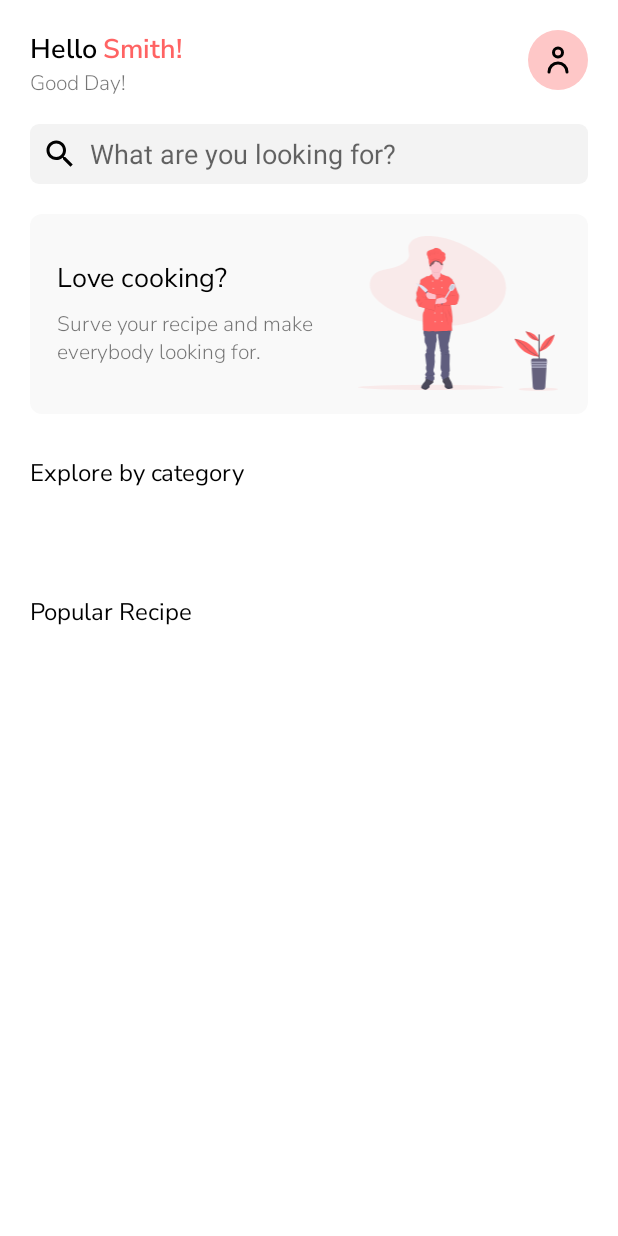
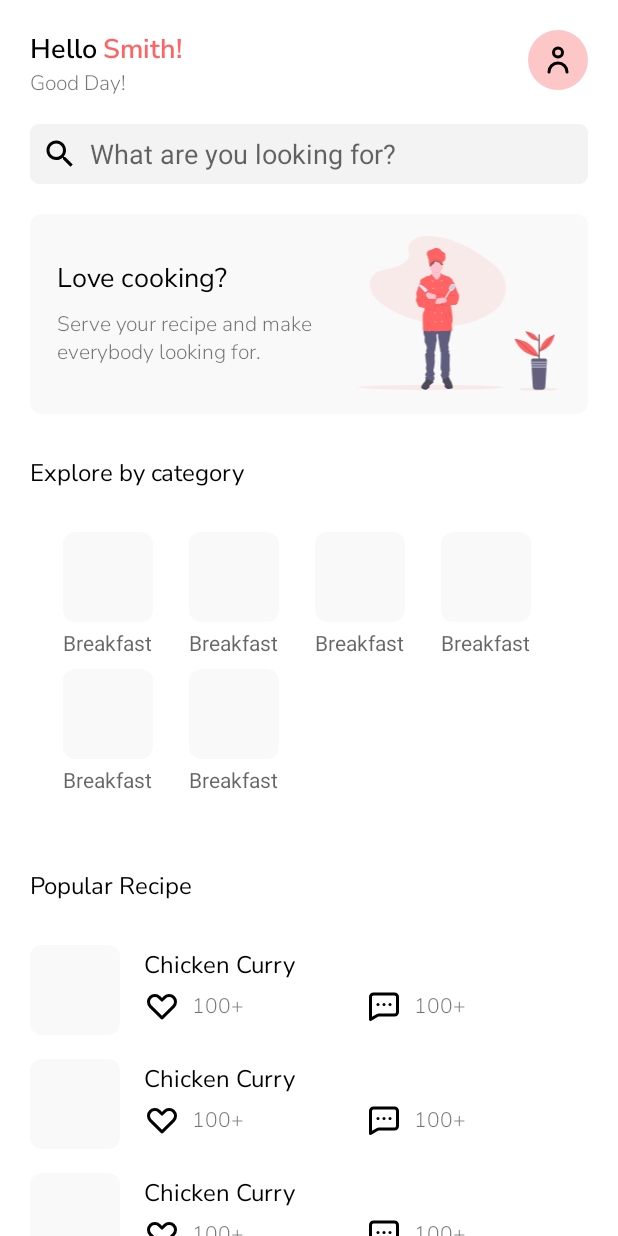
Before and after one commit to qubictech/ranna_recipe_mobile, an Android app: the layout fragment_explore_recipe.xml on its own in the app's theme, with its tools: preview values and no code run, on a phone screen of 412 x 824 dp. Run offline under Robolectric (Android 15) with nearby library versions, the phone set to English and light mode, and no system bars.

Commit message:
category and popular recipe item ui for recyclerview

```diff
--- /dev/null
+++ b/app/src/main/res/layout/category_item.xml
@@ -0,0 +1,23 @@
+<?xml version="1.0" encoding="utf-8"?>
+<LinearLayout xmlns:android="http://schemas.android.com/apk/res/android"
+    android:layout_width="wrap_content"
+    android:layout_height="wrap_content"
+    android:layout_margin="4dp"
+    android:orientation="vertical">
+
+    <ImageView
+        android:layout_width="wrap_content"
+        android:layout_height="wrap_content"
+        android:background="@drawable/main_banner_background"
+        android:minWidth="60dp"
+        android:minHeight="60dp" />
+
+    <TextView
+        android:id="@+id/recipe_category_name"
+        android:layout_width="wrap_content"
+        android:layout_height="wrap_content"
+        android:layout_marginTop="4dp"
+        android:hint="Breakfast"
+        android:text="" />
+
+</LinearLayout>
--- a/app/src/main/res/layout/fragment_explore_recipe.xml
+++ b/app/src/main/res/layout/fragment_explore_recipe.xml
@@ -100,7 +100,7 @@
             android:layout_marginTop="8dp"
             android:layout_toLeftOf="@+id/chef_icon"
             android:fontFamily="@font/nunito_sans_light"
-            android:text="Surve your recipe and make \neverybody looking for." />
+            android:text="Serve your recipe and make \neverybody looking for." />
 
         <ImageView
             android:id="@+id/chef_icon"
@@ -130,6 +130,10 @@
         android:id="@+id/recipe_categories"
         android:layout_width="0dp"
         android:layout_height="wrap_content"
+        tools:listitem="@layout/category_item"
+        app:layoutManager="androidx.recyclerview.widget.GridLayoutManager"
+        app:spanCount="4"
+        tools:itemCount="8"
         android:layout_marginTop="6dp"
         android:padding="18dp"
         app:layout_constraintEnd_toEndOf="@id/guideline_right"
@@ -153,6 +157,7 @@
     <androidx.recyclerview.widget.RecyclerView
         android:id="@+id/popular_recipe"
         android:layout_width="0dp"
+        tools:listitem="@layout/recipe_item"
         android:layout_height="wrap_content"
         android:layout_marginTop="20dp"
         app:layout_constraintEnd_toEndOf="@id/guideline_right"
--- /dev/null
+++ b/app/src/main/res/layout/recipe_item.xml
@@ -0,0 +1,57 @@
+<?xml version="1.0" encoding="utf-8"?>
+<RelativeLayout xmlns:android="http://schemas.android.com/apk/res/android"
+    android:layout_width="match_parent"
+    android:layout_height="wrap_content"
+    android:paddingTop="8dp"
+    android:paddingBottom="8dp">
+
+    <ImageView
+        android:id="@+id/recipe_image"
+        android:layout_width="60dp"
+        android:layout_height="60dp"
+        android:layout_alignParentStart="true"
+        android:background="@drawable/main_banner_background" />
+
+    <TextView
+        android:id="@+id/recipe_name"
+        android:layout_width="wrap_content"
+        android:layout_height="wrap_content"
+        android:layout_marginStart="16dp"
+        android:layout_marginTop="2dp"
+        android:layout_toEndOf="@id/recipe_image"
+        android:fontFamily="@font/nunito_sans"
+        android:text="Chicken Curry"
+        android:textColor="#000"
+        android:textSize="16sp" />
+
+    <LinearLayout
+        android:layout_width="match_parent"
+        android:layout_height="wrap_content"
+        android:layout_below="@+id/recipe_name"
+        android:layout_marginStart="16dp"
+        android:layout_marginTop="4dp"
+        android:layout_toEndOf="@id/recipe_image">
+
+        <TextView
+            android:id="@+id/recipe_likes_count"
+            android:layout_width="wrap_content"
+            android:layout_height="wrap_content"
+            android:layout_weight="1"
+            android:drawableStart="@drawable/ic_heart_outline"
+            android:drawablePadding="8dp"
+            android:fontFamily="@font/nunito_sans_light"
+            android:gravity="center_vertical"
+            android:text="100+" />
+
+        <TextView
+            android:id="@+id/recipe_comments_count"
+            android:layout_width="wrap_content"
+            android:layout_height="wrap_content"
+            android:layout_weight="1"
+            android:drawableStart="@drawable/ic_message_square_outline"
+            android:drawablePadding="8dp"
+            android:fontFamily="@font/nunito_sans_light"
+            android:gravity="center_vertical"
+            android:text="100+" />
+    </LinearLayout>
+</RelativeLayout>
```
